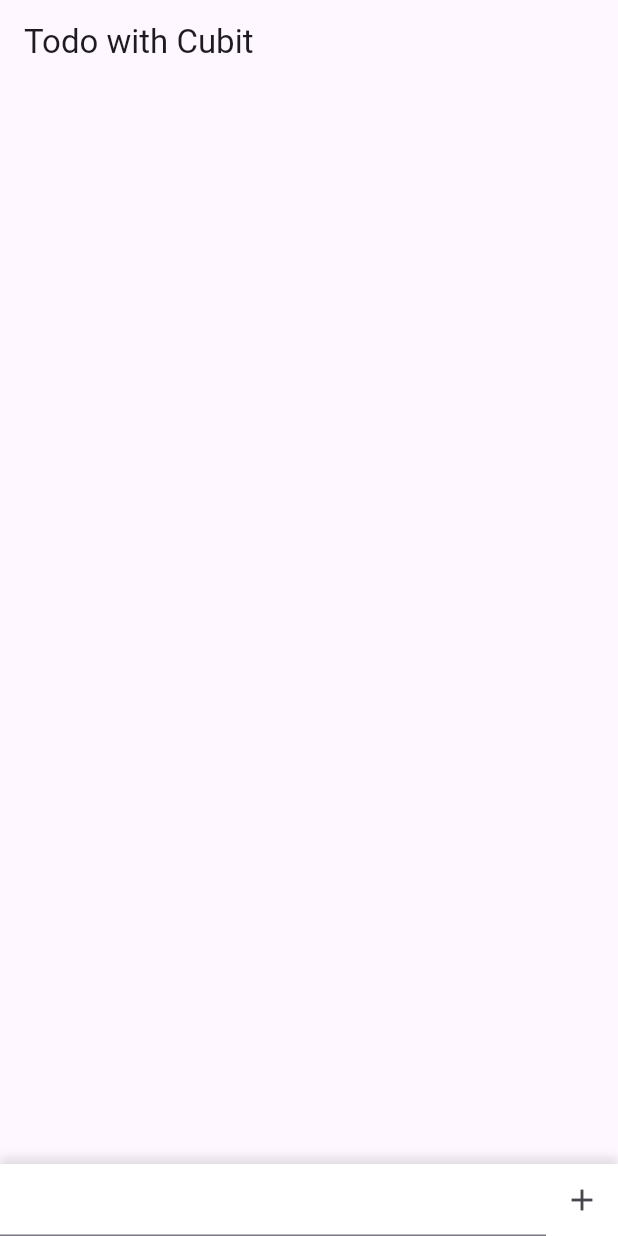
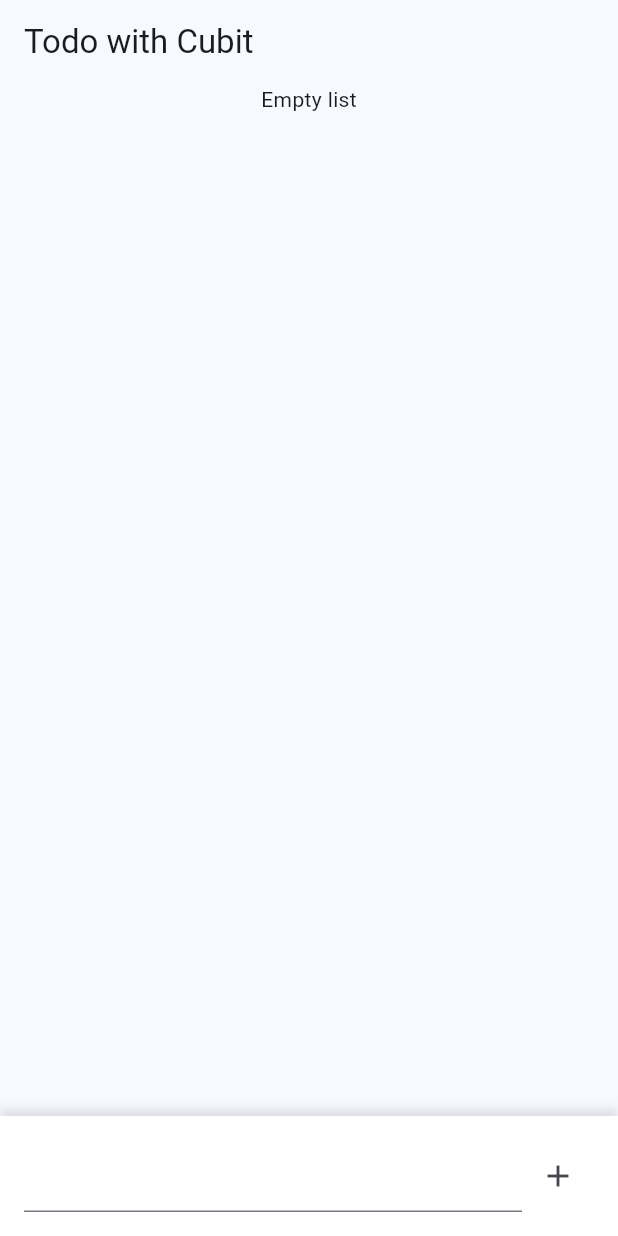
Before and after one commit to caiobribeiro/learn_cubit, a Flutter app: the screen it shows after launch, on a phone screen of 412 x 824 dp. Run offline on Flutter 3.47's test engine with Material 3 defaults, Android fonts, the phone set to English and light mode, and no system bars; our stand-ins replace bloc, flutter_bloc.

Commit message:
Homepage widget update

```diff
--- a/lib/main.dart
+++ b/lib/main.dart
@@ -17,7 +17,7 @@ class MyApp extends StatelessWidget {
       child: MaterialApp(
         title: 'Flutter Demo',
         theme: ThemeData(
-          colorScheme: ColorScheme.fromSeed(seedColor: Colors.deepPurple),
+          colorScheme: ColorScheme.fromSeed(seedColor: Colors.blue),
           useMaterial3: true,
         ),
         home: const HomePage(),
--- a/lib/scr/cubits/todo_cubit.dart
+++ b/lib/scr/cubits/todo_cubit.dart
@@ -4,17 +4,17 @@ import 'package:learn_cubit/scr/cubits/todo_states.dart';
 class TodoCubit extends Cubit<TodoStates> {
   final List<String> _todos = [];
 
-  List<String> get todo => _todos;
+  List<String> get todos => _todos;
 
   TodoCubit() : super(InitialTodoState());
 
   Future<void> addTodo({required String todo}) async {
     emit(LoadingTodoState());
 
-    await Future.delayed(const Duration(seconds: 1));
+    await Future.delayed(const Duration(milliseconds: 100));
 
     if (_todos.contains(todo)) {
-      emit(ErrorTodoState(message: 'Message already on the list'));
+      emit(ErrorTodoState(message: 'Todo already on the list'));
     } else {
       _todos.add(todo);
       emit(DoneTodoState(todos: _todos));
@@ -24,7 +24,7 @@ class TodoCubit extends Cubit<TodoStates> {
   removeTodo({required int index}) async {
     emit(LoadingTodoState());
 
-    await Future.delayed(const Duration(seconds: 1));
+    await Future.delayed(const Duration(milliseconds: 100));
 
     _todos.removeAt(index);
 
--- a/lib/scr/home_page.dart
+++ b/lib/scr/home_page.dart
@@ -1,6 +1,7 @@
 import 'package:flutter/material.dart';
 import 'package:flutter_bloc/flutter_bloc.dart';
 import 'package:learn_cubit/scr/cubits/todo_cubit.dart';
+import 'package:learn_cubit/scr/cubits/todo_states.dart';
 
 class HomePage extends StatefulWidget {
   const HomePage({super.key});
@@ -11,12 +12,21 @@ class HomePage extends StatefulWidget {
 
 class _HomePageState extends State<HomePage> {
   late final TodoCubit cubit;
-  TextEditingController textEditingController = TextEditingController();
+  final TextEditingController _textEditingController = TextEditingController();
 
   @override
   void initState() {
     super.initState();
     cubit = BlocProvider.of<TodoCubit>(context);
+    cubit.stream.listen((state) {
+      if (state is ErrorTodoState) {
+        ScaffoldMessenger.of(context).showSnackBar(
+          SnackBar(
+            content: Text(state.message),
+          ),
+        );
+      }
+    });
   }
 
   @override
@@ -25,13 +35,31 @@ class _HomePageState extends State<HomePage> {
       appBar: AppBar(
         title: const Text('Todo with Cubit'),
       ),
-      body: Stack(
+      body: Column(
+        mainAxisAlignment: MainAxisAlignment.spaceBetween,
         children: [
-          Positioned(
-            bottom: 0,
-            right: 0,
-            left: 0,
-            child: Container(
+          Expanded(
+            child: Column(
+              mainAxisAlignment: MainAxisAlignment.start,
+              children: [
+                BlocBuilder(
+                  bloc: cubit,
+                  builder: (context, state) {
+                    if (state is InitialTodoState) {
+                      return const Text('Empty list');
+                    } else if (state is LoadingTodoState) {
+                      return const CircularProgressIndicator();
+                    } else if (state is DoneTodoState) {
+                      return _buildTodoList(state.todos);
+                    } else {
+                      return _buildTodoList(cubit.todos);
+                    }
+                  },
+                ),
+              ],
+            ),
+          ),
+          Container(
             decoration: BoxDecoration(
               color: Colors.white,
               boxShadow: [
@@ -42,20 +70,23 @@ class _HomePageState extends State<HomePage> {
                 ),
               ],
             ),
+            padding: const EdgeInsets.all(16),
             child: SafeArea(
               child: Row(
                 children: [
                   Expanded(
                     child: TextFormField(
-                        controller: textEditingController,
+                      controller: _textEditingController,
                     ),
                   ),
                   IconButton(
-                      onPressed: textEditingController.clear,
+                    onPressed: () {
+                      cubit.addTodo(todo: _textEditingController.text);
+                      _textEditingController.clear();
+                    },
                     icon: const Icon(Icons.add),
                   ),
                 ],
-                ),
               ),
             ),
           ),
@@ -63,4 +94,25 @@ class _HomePageState extends State<HomePage> {
       ),
     );
   }
+
+  Widget _buildTodoList(List<String> todos) {
+    return ListView.builder(
+      shrinkWrap: true,
+      itemCount: todos.length,
+      itemBuilder: (context, index) => ListTile(
+        leading: CircleAvatar(
+          child: Text(todos[index][0]),
+        ),
+        title: Text(
+          todos[index],
+        ),
+        trailing: IconButton(
+          onPressed: () {
+            cubit.removeTodo(index: index);
+          },
+          icon: const Icon(Icons.delete),
+        ),
+      ),
+    );
   }
+}
```
Lines whose indentation alone changed are shown as unchanged.
